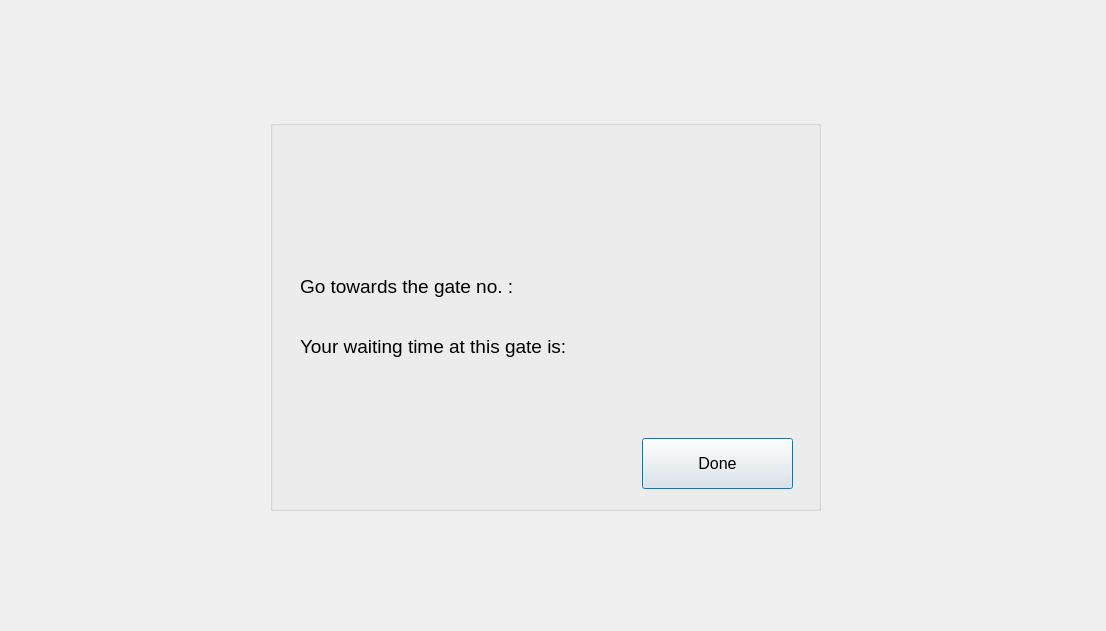
The window that H_Capstone/h_appqnc.ui (akshadamodak06/CapstoneP3) describes before a commit, drawn with Qt 5.
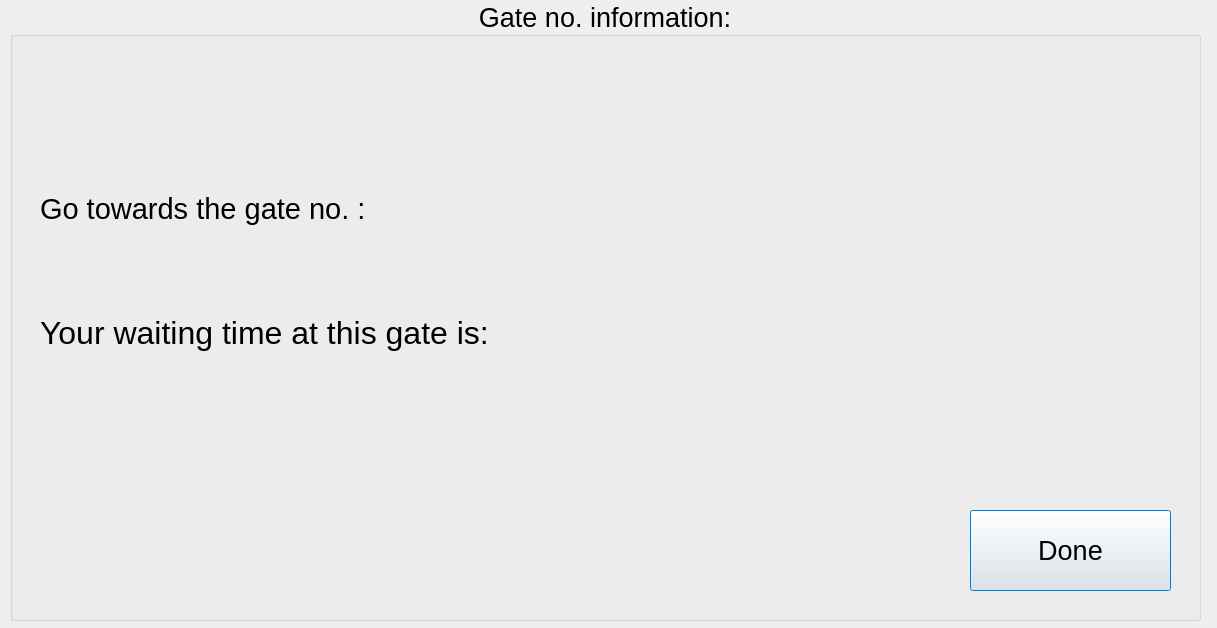
The same window after the commit.

```diff
--- a/H_Capstone/h_appqnc.ui
+++ b/H_Capstone/h_appqnc.ui
@@ -6,8 +6,8 @@
    <rect>
     <x>0</x>
     <y>0</y>
-    <width>1106</width>
-    <height>631</height>
+    <width>1217</width>
+    <height>628</height>
    </rect>
   </property>
   <property name="windowTitle">
@@ -16,84 +16,58 @@
   <widget class="QGroupBox" name="groupBox">
    <property name="geometry">
     <rect>
-     <x>270</x>
-     <y>120</y>
-     <width>551</width>
-     <height>391</height>
+     <x>10</x>
+     <y>0</y>
+     <width>1191</width>
+     <height>621</height>
     </rect>
    </property>
+   <property name="font">
+    <font>
+     <pointsize>20</pointsize>
+    </font>
+   </property>
    <property name="title">
-    <string/>
+    <string>Gate no. information:</string>
+   </property>
+   <property name="alignment">
+    <set>Qt::AlignCenter</set>
    </property>
    <widget class="QPushButton" name="pushButton">
     <property name="geometry">
      <rect>
-      <x>372</x>
-      <y>318</y>
-      <width>151</width>
-      <height>51</height>
+      <x>960</x>
+      <y>510</y>
+      <width>201</width>
+      <height>81</height>
      </rect>
     </property>
     <property name="font">
      <font>
-      <pointsize>12</pointsize>
+      <pointsize>20</pointsize>
      </font>
     </property>
     <property name="text">
      <string>Done</string>
     </property>
    </widget>
-   <widget class="QWidget" name="">
-    <property name="geometry">
-     <rect>
-      <x>30</x>
-      <y>210</y>
-      <width>432</width>
-      <height>33</height>
-     </rect>
-    </property>
-    <layout class="QHBoxLayout" name="horizontalLayout">
-     <item>
-      <widget class="QLabel" name="label_3">
-       <property name="font">
-        <font>
-         <pointsize>14</pointsize>
-        </font>
-       </property>
-       <property name="text">
-        <string>Your waiting time at this gate is:</string>
-       </property>
-      </widget>
-     </item>
-     <item>
-      <widget class="QLabel" name="WaitTimeNC">
-       <property name="font">
-        <font>
-         <pointsize>14</pointsize>
-        </font>
-       </property>
-       <property name="text">
-        <string/>
-       </property>
-      </widget>
-     </item>
-    </layout>
-   </widget>
    <widget class="QWidget" name="">
     <property name="geometry">
      <rect>
       <x>30</x>
       <y>150</y>
-      <width>361</width>
-      <height>33</height>
+      <width>1131</width>
+      <height>241</height>
      </rect>
     </property>
+    <layout class="QVBoxLayout" name="verticalLayout">
+     <item>
     <layout class="QHBoxLayout" name="horizontalLayout_2">
      <item>
       <widget class="QLabel" name="label">
        <property name="font">
         <font>
-         <pointsize>14</pointsize>
+           <pointsize>22</pointsize>
         </font>
        </property>
        <property name="text">
@@ -112,6 +86,36 @@
         <string/>
        </property>
       </widget>
+       </item>
+      </layout>
+     </item>
+     <item>
+      <layout class="QHBoxLayout" name="horizontalLayout">
+       <item>
+        <widget class="QLabel" name="label_3">
+         <property name="font">
+          <font>
+           <pointsize>24</pointsize>
+          </font>
+         </property>
+         <property name="text">
+          <string>Your waiting time at this gate is:</string>
+         </property>
+        </widget>
+       </item>
+       <item>
+        <widget class="QLabel" name="WaitTimeNC">
+         <property name="font">
+          <font>
+           <pointsize>14</pointsize>
+          </font>
+         </property>
+         <property name="text">
+          <string/>
+         </property>
+        </widget>
+       </item>
+      </layout>
      </item>
     </layout>
    </widget>
```
Lines whose indentation alone changed are shown as unchanged.
